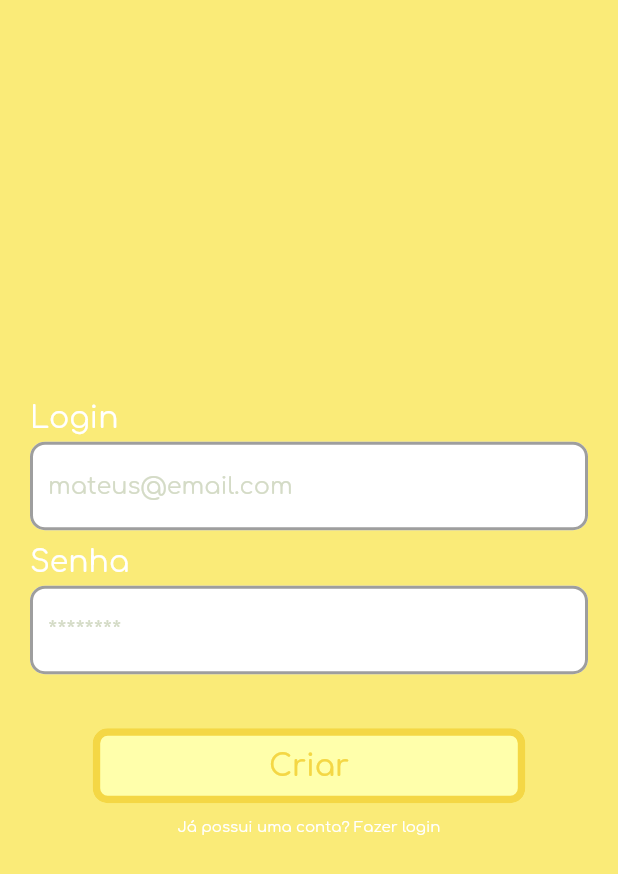
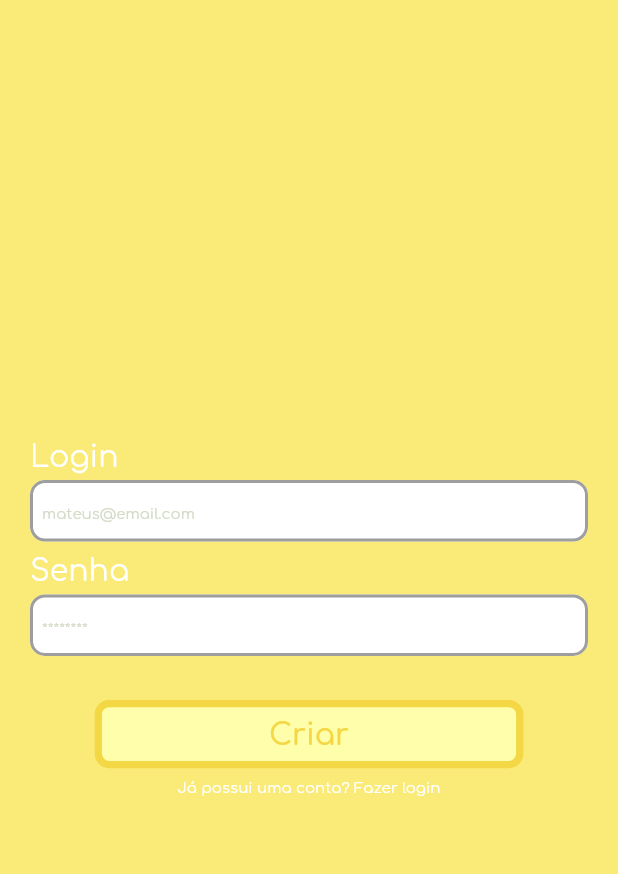
Before and after one commit to juliumnix/tasking, a Flutter app: the CreateAccount screen opened by its route, on a phone screen of 412 x 824 dp. Shown: the top 874 px of the screen. Run offline on Flutter 3.47's test engine with Material 2 defaults, Android fonts, the light colour scheme and no system bars; our stand-ins replace firebase_auth, firebase_core, flutter_svg, google_fonts, google_sign_in; accounts and stored records are empty.

Commit message:
Novas Telas

```diff
--- a/tasking/lib/main.dart
+++ b/tasking/lib/main.dart
@@ -1,5 +1,7 @@
 import 'package:flutter/material.dart';
 import 'package:tasking/views/create_account_page.dart';
+import 'package:tasking/views/enter_group_page.dart';
+import 'package:tasking/views/create_group_page.dart';
 import 'package:tasking/views/login_page.dart';
 import 'package:tasking/views/teste_page.dart';
 
@@ -23,6 +25,8 @@ class MyApp extends StatelessWidget {
         "/": (context) => const LoginPage(),
         "/teste": (context) => const TestePage(),
         "/createAccount": (context) => const CreateAccount(),
+        "/enterGroup": (context) => const EnterGroupPage(),
+        "/createGroup": (context) => const CreateGroupPage(),
       },
     );
   }
--- a/tasking/lib/views/create_account_page.dart
+++ b/tasking/lib/views/create_account_page.dart
@@ -37,7 +37,8 @@ class _CreateAccountState extends State<CreateAccount> {
                       setContent: (text) =>
                           {_controller.usuario.setEmail(text)},
                     ),
-                    Container(height: 10),
+                    Container(
+                        height: MediaQuery.of(context).size.height * 0.01),
                     CustomInput(
                       hintText: "********",
                       title: "Senha",
@@ -45,7 +46,8 @@ class _CreateAccountState extends State<CreateAccount> {
                       setContent: (text) =>
                           {_controller.usuario.setPassword(text)},
                     ),
-                    Container(height: 36),
+                    Container(
+                        height: MediaQuery.of(context).size.height * 0.034),
                     CustomButton(
                         title: "Criar",
                         onClick: () {
@@ -54,7 +56,8 @@ class _CreateAccountState extends State<CreateAccount> {
                               password: _controller.usuario.getPassword(),
                               context: context);
                         }),
-                    Container(height: 10),
+                    Container(
+                        height: MediaQuery.of(context).size.height * 0.008),
                     Center(
                         child: GestureDetector(
                             onTap: () {
--- a/tasking/lib/widgets/custom_button.dart
+++ b/tasking/lib/widgets/custom_button.dart
@@ -17,14 +17,13 @@ class CustomButton extends StatelessWidget {
         },
         style: ButtonStyle(
             side: MaterialStateProperty.all(const BorderSide(
-                width: 5.0,
-                color: Color(0xFFF4D745),
-                style: BorderStyle.solid)),
+                width: 5, color: Color(0xFFF4D745), style: BorderStyle.solid)),
             shape: MaterialStateProperty.all(RoundedRectangleBorder(
-                borderRadius: BorderRadius.circular(10.0))),
+                borderRadius: BorderRadius.circular(10))),
             backgroundColor: MaterialStateProperty.all(Color(0xFFFFFFAB)),
-            minimumSize: MaterialStateProperty.all(
-                Size(MediaQuery.of(context).size.width * 0.7, 50))),
+            minimumSize: MaterialStateProperty.all(Size(
+                (MediaQuery.of(context).size.width * 0.6945),
+                (MediaQuery.of(context).size.height * 0.0556)))),
         child: Text(
           title,
           style: TextStyle(
--- a/tasking/lib/widgets/custom_input.dart
+++ b/tasking/lib/widgets/custom_input.dart
@@ -21,13 +21,19 @@ class CustomInput extends StatelessWidget {
       children: [
         Text(title,
             style: GoogleFonts.comfortaa(fontSize: 20, color: Colors.white)),
-        Container(height: 5),
+        Container(height: (MediaQuery.of(context).size.height) * 0.006),
         TextField(
           onChanged: (value) {
             setContent(value);
           },
           obscureText: isPassword ?? false,
           decoration: InputDecoration(
+            isDense: true,
+            contentPadding: EdgeInsets.fromLTRB(
+                ((MediaQuery.of(context).size.width) * 0.0194),
+                ((MediaQuery.of(context).size.height) * 0.0134),
+                ((MediaQuery.of(context).size.width) * 0.0194),
+                ((MediaQuery.of(context).size.height) * 0.0134)),
             enabledBorder: OutlineInputBorder(
               borderSide: const BorderSide(color: Colors.grey, width: 2.0),
               borderRadius: BorderRadius.circular(10.0),
@@ -39,6 +45,7 @@ class CustomInput extends StatelessWidget {
             filled: true,
             hintStyle: TextStyle(
               color: const Color(0xFFD4DBC6),
+              fontSize: 10,
               fontFamily: GoogleFonts.comfortaa().fontFamily,
             ),
             hintText: hintText,
```
Also changed, not shown: tasking/lib/views/create_group_page.dart (added, +69 -0 lines), tasking/lib/views/enter_group_page.dart (added, +69 -0 lines), tasking/lib/views/login_page.dart (+10 -6 lines).
